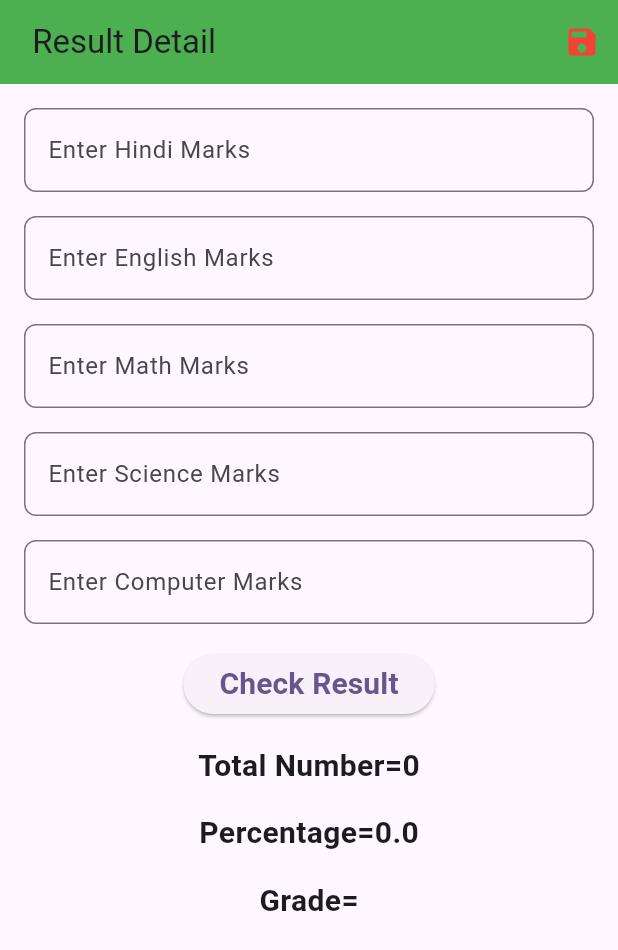
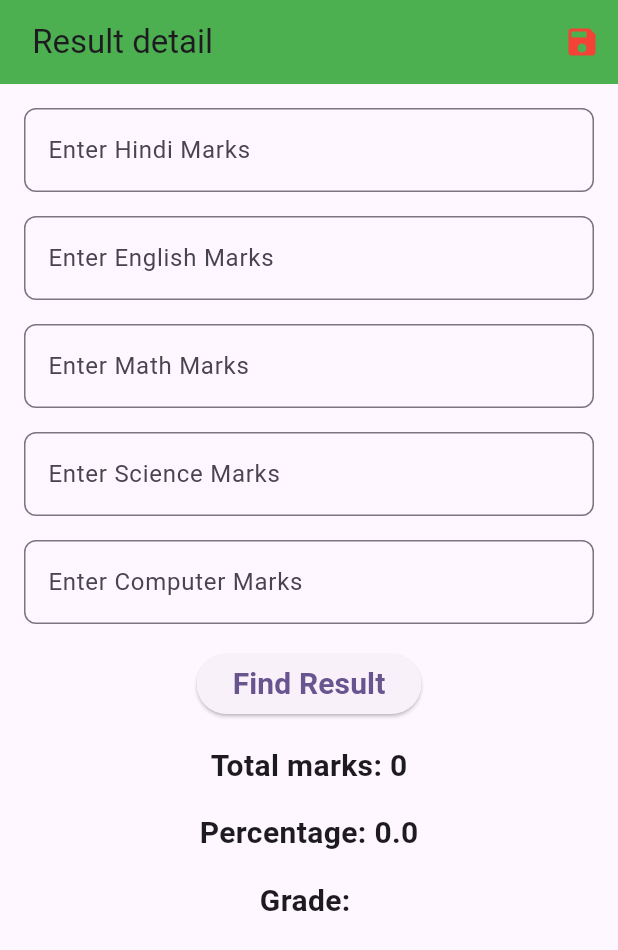
Before and after one commit to nileshsheoran/student_detail_screen, a Flutter app: the screen it shows after launch, on a phone screen of 412 x 824 dp. Shown: the top 950 px of the screen. Run offline on Flutter 3.47's test engine with Material 2 defaults, Android fonts, the phone set to English and light mode, and no system bars.

Commit message:
changes string label

```diff
--- a/lib/main.dart
+++ b/lib/main.dart
@@ -11,7 +11,7 @@ class MyApp extends StatelessWidget {
   @override
   Widget build(BuildContext context) {
     return MaterialApp(
-      title: 'Flutter Demo',
+      title: 'Student Result',
       debugShowCheckedModeBanner: false,
       theme: ThemeData(
         colorScheme: ColorScheme.fromSeed(seedColor: Colors.deepPurple),
--- a/lib/student_detail_screen.dart
+++ b/lib/student_detail_screen.dart
@@ -21,7 +21,7 @@ class _StudentDetailState extends State<StudentDetail> {
   Widget build(BuildContext context) {
     return Scaffold(
       appBar: AppBar(
-        title: const Text(' Result Detail'),
+        title: const Text(' Result detail'),
         backgroundColor: Colors.green,
         actions: [
           IconButton(
@@ -128,13 +128,13 @@ class _StudentDetailState extends State<StudentDetail> {
                       } else if (percentage >= 50) {
                         grade = 'D Grade ';
                       } else {
-                        grade = 'you are fail';
+                        grade = 'You are fail';
                       }
 
                       setState(() {});
                     },
                     child: const Text(
-                      'Check Result',
+                      'Find Result',
                       style:
                           TextStyle(fontSize: 20, fontWeight: FontWeight.bold),
                     )),
@@ -142,7 +142,7 @@ class _StudentDetailState extends State<StudentDetail> {
                   height: 16,
                 ),
                 Text(
-                  'Total Number=$total',
+                  'Total marks: $total',
                   style: const TextStyle(
                       fontSize: 20, fontWeight: FontWeight.bold),
                 ),
@@ -150,7 +150,7 @@ class _StudentDetailState extends State<StudentDetail> {
                   height: 16,
                 ),
                 Text(
-                  'Percentage=$percentage',
+                  'Percentage: $percentage',
                   style: const TextStyle(
                       fontSize: 20, fontWeight: FontWeight.bold),
                 ),
@@ -158,7 +158,7 @@ class _StudentDetailState extends State<StudentDetail> {
                   height: 16,
                 ),
                 Text(
-                  'Grade=$grade',
+                  'Grade: $grade',
                   style: const TextStyle(
                       fontSize: 20, fontWeight: FontWeight.bold),
                 ),
```
